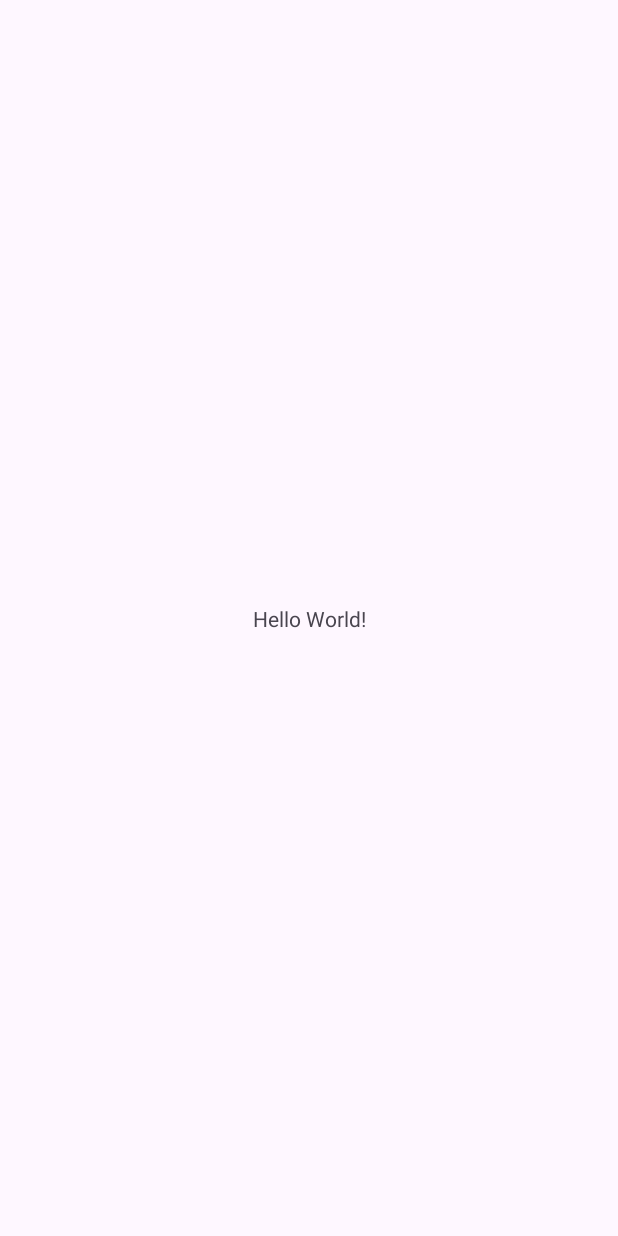
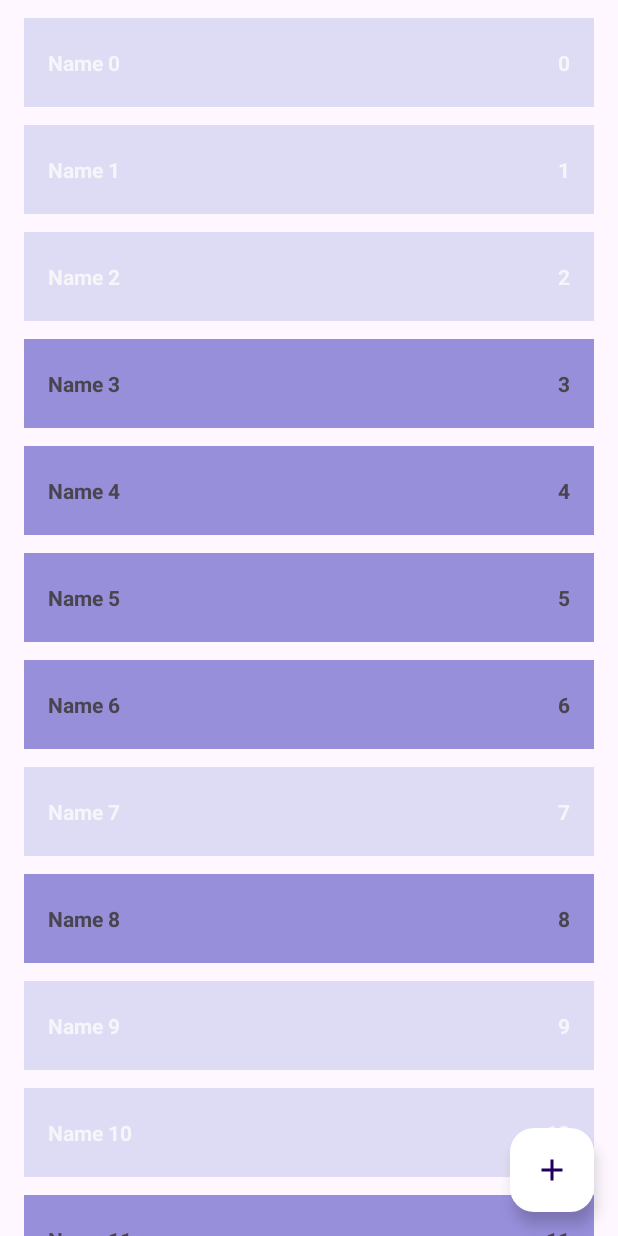
Before and after one commit to RamzanDev/ShoppingList, an Android app: the screen it shows after launch (MainActivity), on a phone screen of 412 x 824 dp. Before the commit the screen is almost empty. Run offline under Robolectric (Android 15) with nearby library versions, the phone set to English and light mode, and no system bars.

Commit message:
added ShopListAdapter

```diff
--- a/app/src/main/java/com/example/shoppinglist/data/ShopListRepositoryImpl.kt
+++ b/app/src/main/java/com/example/shoppinglist/data/ShopListRepositoryImpl.kt
@@ -4,7 +4,7 @@ import androidx.lifecycle.LiveData
 import androidx.lifecycle.MutableLiveData
 import com.example.shoppinglist.domain.ShopItem
 import com.example.shoppinglist.domain.ShopListRepository
-import java.lang.RuntimeException
+import kotlin.random.Random
 
 object ShopListRepositoryImpl : ShopListRepository {
 
@@ -13,8 +13,8 @@ object ShopListRepositoryImpl : ShopListRepository {
     private var autoIncrementId = 0
 
     init {
-        for (i in 0 until 10) {
-            val item = ShopItem("Name $i", i, true)
+        for (i in 0 until 100) {
+            val item = ShopItem("Name $i", i, Random.nextBoolean())
             addShopItem(item)
         }
     }
--- a/app/src/main/java/com/example/shoppinglist/presentation/MainActivity.kt
+++ b/app/src/main/java/com/example/shoppinglist/presentation/MainActivity.kt
@@ -4,19 +4,75 @@ import android.os.Bundle
 import android.util.Log
 import androidx.appcompat.app.AppCompatActivity
 import androidx.lifecycle.ViewModelProvider
+import androidx.recyclerview.widget.ItemTouchHelper
+import androidx.recyclerview.widget.RecyclerView
 import com.example.shoppinglist.R
 
 class MainActivity : AppCompatActivity() {
 
     private lateinit var viewModel: MainViewModel
-    private var count = 0
+    private lateinit var showListAdapter: ShopListAdapter
     override fun onCreate(savedInstanceState: Bundle?) {
         super.onCreate(savedInstanceState)
         setContentView(R.layout.activity_main)
+        setupRecyclerView()
         viewModel = ViewModelProvider(this)[MainViewModel::class.java]
-        viewModel.shopList.observe(this) {
-            Log.d("MainActivityTest", it.toString())
-            // TODO show shop items in RecyclerView
+        viewModel.shopList.observe(this) { shopList ->
+            Log.d("MainActivityTest", shopList.toString())
+            showListAdapter.submitList(shopList)
+        }
+    }
+
+    private fun setupRecyclerView() {
+        val recyclerView = findViewById<RecyclerView>(R.id.recyclerView)
+        with(recyclerView) {
+            showListAdapter = ShopListAdapter()
+            adapter = showListAdapter
+            recycledViewPool.setMaxRecycledViews(
+                R.layout.item_shop_enabled,
+                ShopListAdapter.MAX_POOL_SIZE
+            )
+            recycledViewPool.setMaxRecycledViews(
+                R.layout.item_shop_disabled,
+                ShopListAdapter.MAX_POOL_SIZE
+            )
+        }
+        setupLongClickListener()
+        setupClickListener()
+        setupSwipeListener(recyclerView)
+    }
+
+    private fun setupSwipeListener(recyclerView: RecyclerView) {
+        val callBack = object : ItemTouchHelper.SimpleCallback(
+            0,
+            ItemTouchHelper.LEFT or ItemTouchHelper.RIGHT
+        ) {
+            override fun onMove(
+                recyclerView: RecyclerView,
+                viewHolder: RecyclerView.ViewHolder,
+                target: RecyclerView.ViewHolder
+            ): Boolean {
+                return false
+            }
+
+            override fun onSwiped(viewHolder: RecyclerView.ViewHolder, direction: Int) {
+                val item = showListAdapter.currentList[viewHolder.adapterPosition]
+                viewModel.deleteShopItem(item)
+            }
+        }
+        val itemTouchHelper = ItemTouchHelper(callBack)
+        itemTouchHelper.attachToRecyclerView(recyclerView)
+    }
+
+    private fun setupClickListener() {
+        showListAdapter.onShopItemClickListener = { shopItem ->
+            Log.d("MainActivity", shopItem.toString())
+        }
+    }
+
+    private fun setupLongClickListener() {
+        showListAdapter.onShopItemLongClickListener = { shopItem ->
+            viewModel.changeEnableState(shopItem)
         }
     }
 }
--- /dev/null
+++ b/app/src/main/java/com/example/shoppinglist/presentation/ShopItemDiffCallback.kt
@@ -0,0 +1,14 @@
+package com.example.shoppinglist.presentation
+
+import androidx.recyclerview.widget.DiffUtil
+import com.example.shoppinglist.domain.ShopItem
+
+class ShopItemDiffCallback : DiffUtil.ItemCallback<ShopItem>() {
+    override fun areItemsTheSame(oldItem: ShopItem, newItem: ShopItem): Boolean {
+        return oldItem.id == newItem.id
+    }
+
+    override fun areContentsTheSame(oldItem: ShopItem, newItem: ShopItem): Boolean {
+        return oldItem == newItem
+    }
+}
--- /dev/null
+++ b/app/src/main/java/com/example/shoppinglist/presentation/ShopItemViewHolder.kt
@@ -0,0 +1,11 @@
+package com.example.shoppinglist.presentation
+
+import android.view.View
+import android.widget.TextView
+import androidx.recyclerview.widget.RecyclerView
+import com.example.shoppinglist.R
+
+class ShopItemViewHolder(view: View) : RecyclerView.ViewHolder(view) {
+    val productName = view.findViewById<TextView>(R.id.productNameTextView)
+    val countTextView = view.findViewById<TextView>(R.id.countTextView)
+}
--- /dev/null
+++ b/app/src/main/java/com/example/shoppinglist/presentation/ShopListAdapter.kt
@@ -0,0 +1,50 @@
+package com.example.shoppinglist.presentation
+
+import android.view.LayoutInflater
+import android.view.ViewGroup
+import androidx.recyclerview.widget.ListAdapter
+import com.example.shoppinglist.R
+import com.example.shoppinglist.domain.ShopItem
+
+class ShopListAdapter : ListAdapter<ShopItem, ShopItemViewHolder>(ShopItemDiffCallback()) {
+
+    var onShopItemLongClickListener: ((ShopItem) -> Unit)? = null
+    var onShopItemClickListener: ((ShopItem) -> Unit)? = null
+
+    override fun onCreateViewHolder(parent: ViewGroup, viewType: Int): ShopItemViewHolder {
+        val layout = when (viewType) {
+            R.layout.item_shop_enabled -> R.layout.item_shop_enabled
+            R.layout.item_shop_disabled -> R.layout.item_shop_disabled
+            else -> throw RuntimeException("Unknown view type $viewType")
+        }
+        val view = LayoutInflater.from(parent.context).inflate(
+            layout,
+            parent,
+            false
+        )
+        return ShopItemViewHolder(view)
+    }
+
+    override fun onBindViewHolder(holder: ShopItemViewHolder, position: Int) {
+        val shopItem = getItem(position)
+        holder.itemView.setOnLongClickListener {
+            onShopItemLongClickListener?.invoke(shopItem)
+            true
+        }
+        holder.itemView.setOnClickListener {
+            onShopItemClickListener?.invoke(shopItem)
+        }
+        holder.productName.text = shopItem.name
+        holder.countTextView.text = shopItem.count.toString()
+    }
+
+    override fun getItemViewType(position: Int): Int {
+        return if (getItem(position).enabled) {
+            return R.layout.item_shop_enabled
+        } else R.layout.item_shop_disabled
+    }
+
+    companion object {
+        const val MAX_POOL_SIZE = 15
+    }
+}
--- /dev/null
+++ b/app/src/main/res/drawable/ic_add.xml
@@ -0,0 +1,5 @@
+<vector android:height="24dp" android:tint="#000000"
+    android:viewportHeight="24" android:viewportWidth="24"
+    android:width="24dp" xmlns:android="http://schemas.android.com/apk/res/android">
+    <path android:fillColor="@android:color/white" android:pathData="M19,13h-6v6h-2v-6H5v-2h6V5h2v6h6v2z"/>
+</vector>
--- a/app/src/main/res/layout/activity_main.xml
+++ b/app/src/main/res/layout/activity_main.xml
@@ -6,13 +6,28 @@
     android:layout_height="match_parent"
     tools:context=".presentation.MainActivity">
 
-    <TextView
-        android:layout_width="wrap_content"
-        android:layout_height="wrap_content"
-        android:text="Hello World!"
+    <androidx.recyclerview.widget.RecyclerView
+        android:id="@+id/recyclerView"
+        android:layout_width="0dp"
+        android:layout_height="0dp"
+        android:layout_marginHorizontal="16dp"
+        android:layout_marginTop="12dp"
+        app:layoutManager="androidx.recyclerview.widget.LinearLayoutManager"
         app:layout_constraintBottom_toBottomOf="parent"
         app:layout_constraintEnd_toEndOf="parent"
         app:layout_constraintStart_toStartOf="parent"
-        app:layout_constraintTop_toTopOf="parent" />
+        app:layout_constraintTop_toTopOf="parent"
+        tools:listitem="@layout/item_shop_enabled" />
+
+    <com.google.android.material.floatingactionbutton.FloatingActionButton
+        android:id="@+id/addShopItemButton"
+        android:layout_width="wrap_content"
+        android:layout_height="wrap_content"
+        android:layout_marginEnd="16dp"
+        android:layout_marginBottom="16dp"
+        android:backgroundTint="@color/cardview_light_background"
+        android:src="@drawable/ic_add"
+        app:layout_constraintBottom_toBottomOf="parent"
+        app:layout_constraintEnd_toEndOf="parent" />
 
 </androidx.constraintlayout.widget.ConstraintLayout>
--- /dev/null
+++ b/app/src/main/res/layout/item_shop_disabled.xml
@@ -0,0 +1,36 @@
+<?xml version="1.0" encoding="utf-8"?>
+<androidx.constraintlayout.widget.ConstraintLayout xmlns:android="http://schemas.android.com/apk/res/android"
+    xmlns:app="http://schemas.android.com/apk/res-auto"
+    xmlns:tools="http://schemas.android.com/tools"
+    android:layout_width="match_parent"
+    android:layout_height="wrap_content"
+    android:layout_marginBottom="12dp"
+    android:background="@color/accentPurple_200"
+    android:orientation="horizontal">
+
+    <TextView
+        android:id="@+id/productNameTextView"
+        android:layout_width="wrap_content"
+        android:layout_height="wrap_content"
+        android:layout_marginVertical="20dp"
+        android:layout_marginStart="16dp"
+        android:textColor="@color/textPrimary_50"
+        android:textStyle="bold"
+        app:layout_constraintBottom_toBottomOf="parent"
+        app:layout_constraintStart_toStartOf="parent"
+        app:layout_constraintTop_toTopOf="parent"
+        tools:text="Cалфетки" />
+
+    <TextView
+        android:id="@+id/countTextView"
+        android:layout_width="wrap_content"
+        android:layout_height="wrap_content"
+        android:layout_marginEnd="16dp"
+        android:textColor="@color/textPrimary_50"
+        android:textStyle="bold"
+        app:layout_constraintBottom_toBottomOf="parent"
+        app:layout_constraintEnd_toEndOf="parent"
+        app:layout_constraintTop_toTopOf="parent"
+        tools:text="1" />
+
+</androidx.constraintlayout.widget.ConstraintLayout>
--- /dev/null
+++ b/app/src/main/res/layout/item_shop_enabled.xml
@@ -0,0 +1,34 @@
+<?xml version="1.0" encoding="utf-8"?>
+<androidx.constraintlayout.widget.ConstraintLayout xmlns:android="http://schemas.android.com/apk/res/android"
+    xmlns:app="http://schemas.android.com/apk/res-auto"
+    xmlns:tools="http://schemas.android.com/tools"
+    android:layout_width="match_parent"
+    android:layout_height="wrap_content"
+    android:background="@color/accentPurple_600"
+    android:layout_marginBottom="12dp"
+    android:orientation="horizontal">
+
+    <TextView
+        android:id="@+id/productNameTextView"
+        android:layout_width="wrap_content"
+        android:layout_height="wrap_content"
+        android:layout_marginVertical="20dp"
+        android:layout_marginStart="16dp"
+        android:textStyle="bold"
+        app:layout_constraintBottom_toBottomOf="parent"
+        app:layout_constraintStart_toStartOf="parent"
+        app:layout_constraintTop_toTopOf="parent"
+        tools:text="Cалфетки" />
+
+    <TextView
+        android:id="@+id/countTextView"
+        android:layout_width="wrap_content"
+        android:layout_height="wrap_content"
+        android:layout_marginEnd="16dp"
+        android:textStyle="bold"
+        app:layout_constraintBottom_toBottomOf="parent"
+        app:layout_constraintEnd_toEndOf="parent"
+        app:layout_constraintTop_toTopOf="parent"
+        tools:text="1" />
+
+</androidx.constraintlayout.widget.ConstraintLayout>
```
Also changed, not shown: app/src/main/java/com/example/shoppinglist/presentation/ShopListDiffCallback.kt (added, +30 -0 lines), app/src/main/res/values/colors.xml (+72 -1 lines).
